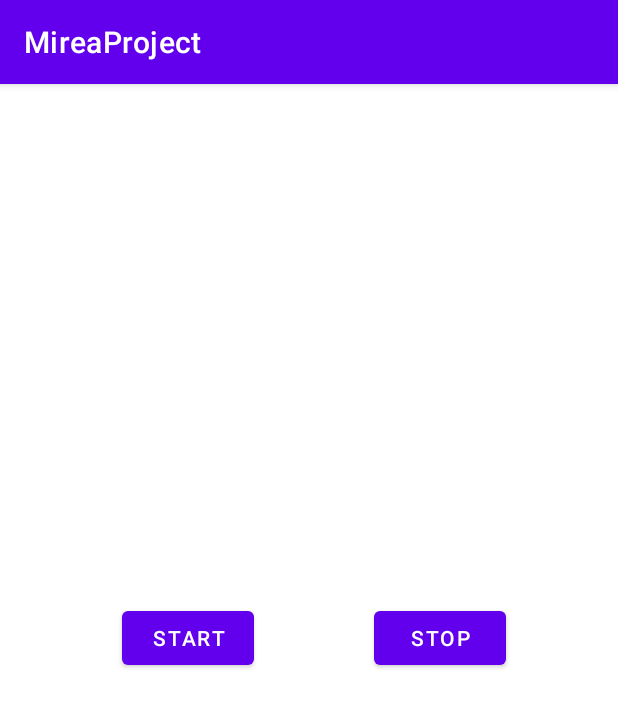
After one commit to taekbeom/Mobile_App_3, an Android app: the fragment MusicFragment shown on its own in the app's theme, on a phone screen of 412 x 824 dp. The commit adds this screen. Shown: the top 707 px of the screen. Run offline under Robolectric (Android 15) with nearby library versions, the phone set to English and light mode, and no system bars.

Commit message:
Дополнение к 4 практике

```diff
--- /dev/null
+++ b/MireaProject/app/src/main/java/ru/mirea/lebedeva/mireaproject/MusicFragment.java
@@ -0,0 +1,95 @@
+package ru.mirea.lebedeva.mireaproject;
+
+import android.content.Intent;
+import android.os.Bundle;
+
+import androidx.fragment.app.Fragment;
+
+import android.view.LayoutInflater;
+import android.view.View;
+import android.view.ViewGroup;
+import android.widget.Button;
+
+/**
+ * A simple {@link Fragment} subclass.
+ * Use the {@link MusicFragment#newInstance} factory method to
+ * create an instance of this fragment.
+ */
+public class MusicFragment extends Fragment {
+
+    // TODO: Rename parameter arguments, choose names that match
+    // the fragment initialization parameters, e.g. ARG_ITEM_NUMBER
+    private static final String ARG_PARAM1 = "param1";
+    private static final String ARG_PARAM2 = "param2";
+
+    // TODO: Rename and change types of parameters
+    private String mParam1;
+    private String mParam2;
+
+    public MusicFragment() {
+        // Required empty public constructor
+    }
+
+    /**
+     * Use this factory method to create a new instance of
+     * this fragment using the provided parameters.
+     *
+     * @param param1 Parameter 1.
+     * @param param2 Parameter 2.
+     * @return A new instance of fragment MusicFragment.
+     */
+    // TODO: Rename and change types and number of parameters
+    public static MusicFragment newInstance(String param1, String param2) {
+        MusicFragment fragment = new MusicFragment();
+        Bundle args = new Bundle();
+        args.putString(ARG_PARAM1, param1);
+        args.putString(ARG_PARAM2, param2);
+        fragment.setArguments(args);
+        return fragment;
+    }
+
+    @Override
+    public void onCreate(Bundle savedInstanceState) {
+        super.onCreate(savedInstanceState);
+        if (getArguments() != null) {
+            mParam1 = getArguments().getString(ARG_PARAM1);
+            mParam2 = getArguments().getString(ARG_PARAM2);
+        }
+    }
+
+    private Button buttonStart;
+    private Button buttonStop;
+
+    @Override
+    public View onCreateView(LayoutInflater inflater, ViewGroup container,
+                             Bundle savedInstanceState) {
+        // Inflate the layout for this fragment
+
+        View rootView = inflater.inflate(R.layout.fragment_music, container, false);
+
+        buttonStart = rootView.findViewById(R.id.button10);
+        buttonStart.setOnClickListener(new View.OnClickListener() {
+            @Override
+            public void onClick(View view) {
+                onClickPlayMusic(rootView);
+            }
+        });
+
+        buttonStop = rootView.findViewById(R.id.button11);
+        buttonStop.setOnClickListener(new View.OnClickListener() {
+            @Override
+            public void onClick(View view) {
+                onClickStopMusic(rootView);
+            }
+        });
+
+        return rootView;
+
+    }
+    public void onClickPlayMusic(View view) {
+        getActivity().startService(new Intent(getActivity(), PlayerService.class));
+    }
+    public void onClickStopMusic(View view) {
+        getActivity().stopService(new Intent(getActivity(), PlayerService.class));
+    }
+}
--- /dev/null
+++ b/MireaProject/app/src/main/res/layout/fragment_music.xml
@@ -0,0 +1,37 @@
+<?xml version="1.0" encoding="utf-8"?>
+<FrameLayout xmlns:android="http://schemas.android.com/apk/res/android"
+    xmlns:app="http://schemas.android.com/apk/res-auto"
+    xmlns:tools="http://schemas.android.com/tools"
+    android:layout_width="match_parent"
+    android:layout_height="match_parent"
+    tools:context=".MusicFragment">
+
+    <androidx.constraintlayout.widget.ConstraintLayout
+        android:layout_width="match_parent"
+        android:layout_height="match_parent">
+
+        <Button
+            android:id="@+id/button11"
+            android:layout_width="wrap_content"
+            android:layout_height="wrap_content"
+            android:text="Stop"
+            app:layout_constraintBottom_toBottomOf="parent"
+            app:layout_constraintEnd_toEndOf="parent"
+            app:layout_constraintHorizontal_bias="0.77"
+            app:layout_constraintStart_toStartOf="parent"
+            app:layout_constraintTop_toTopOf="parent"
+            app:layout_constraintVertical_bias="0.48" />
+
+        <Button
+            android:id="@+id/button10"
+            android:layout_width="wrap_content"
+            android:layout_height="wrap_content"
+            android:text="Start"
+            app:layout_constraintBottom_toBottomOf="parent"
+            app:layout_constraintEnd_toEndOf="parent"
+            app:layout_constraintHorizontal_bias="0.25"
+            app:layout_constraintStart_toStartOf="parent"
+            app:layout_constraintTop_toTopOf="parent"
+            app:layout_constraintVertical_bias="0.48" />
+    </androidx.constraintlayout.widget.ConstraintLayout>
+</FrameLayout>
--- a/MireaProject/app/src/main/res/menu/activity_main_drawer.xml
+++ b/MireaProject/app/src/main/res/menu/activity_main_drawer.xml
@@ -24,5 +24,9 @@
             android:id="@+id/browser"
             android:icon="@android:drawable/arrow_up_float"
             android:title="@string/menu_browser" />
+        <item
+            android:id="@+id/musicFragment"
+            android:icon="@drawable/ic_launcher_foreground"
+            android:title="@string/menu_music" />
     </group>
 </menu>
--- a/MireaProject/app/src/main/res/navigation/mobile_navigation.xml
+++ b/MireaProject/app/src/main/res/navigation/mobile_navigation.xml
@@ -32,4 +32,9 @@
         android:name="ru.mirea.lebedeva.mireaproject.Browser"
         android:label="@string/menu_browser"
         tools:layout="@layout/fragment_browser" />
+    <fragment
+        android:id="@+id/musicFragment"
+        android:name="ru.mirea.lebedeva.mireaproject.MusicFragment"
+        android:label="fragment_music"
+        tools:layout="@layout/fragment_music" />
 </navigation>
--- a/MireaProject/app/src/main/res/values/strings.xml
+++ b/MireaProject/app/src/main/res/values/strings.xml
@@ -12,6 +12,7 @@
     <string name="menu_slideshow">Slideshow</string>
     <string name="menu_calculator">Calculator</string>
     <string name="menu_browser">Browser</string>
+    <string name="menu_music">Music</string>
     <!-- TODO: Remove or change this placeholder text -->
     <string name="hello_blank_fragment">Hello blank fragment</string>
 </resources>
```
Also changed, not shown: MireaProject/app/src/main/AndroidManifest.xml (+7 -2 lines), MireaProject/app/src/main/java/ru/mirea/lebedeva/mireaproject/PlayerService.java (added, +35 -0 lines), 1 other file.
